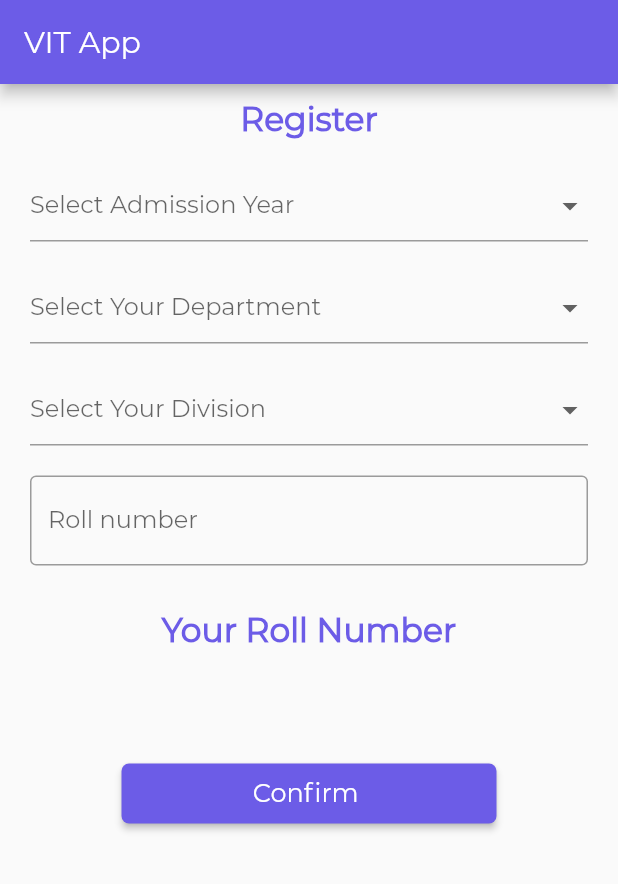
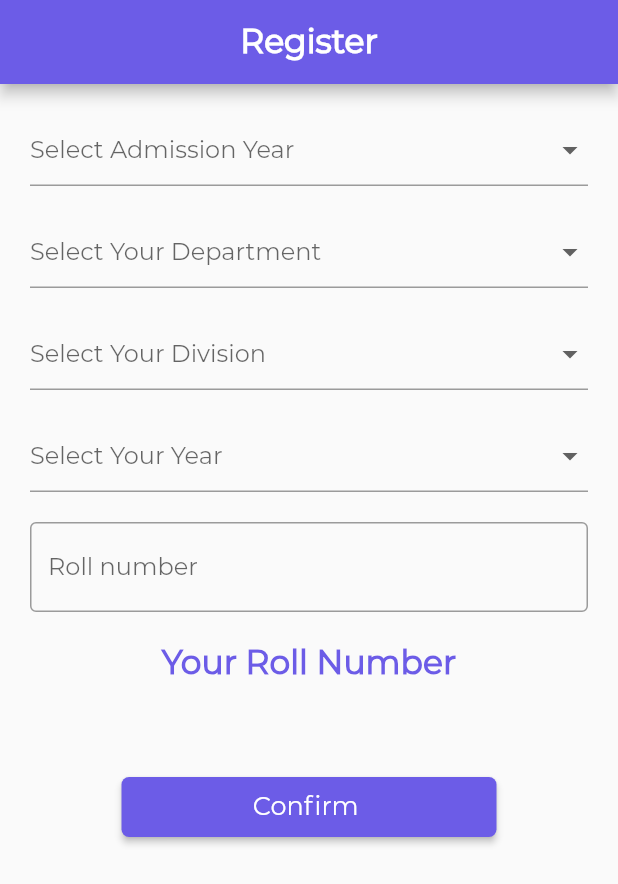
Before and after one commit to mrpandey1/vit_app, a Flutter app: the StudentRegistration screen opened directly, on a phone screen of 412 x 824 dp. Shown: the top 884 px of the screen. Run offline on Flutter 3.47's test engine with Material 2 defaults, Android fonts, the phone set to English and light mode, and no system bars; our stand-ins replace cloud_firestore, firebase_auth, firebase_core, flutter_spinkit, image_picker; accounts and stored records are empty.

Commit message:
updated student registration

```diff
--- a/lib/src/screens/HomePage.dart
+++ b/lib/src/screens/HomePage.dart
@@ -15,6 +15,7 @@ import 'package:vit_app/src/screens/StudentRegistration.dart';
 import 'package:vit_app/src/screens/Timeline.dart';
 
 final userRef = FirebaseFirestore.instance.collection('users');
+final studentRef = FirebaseFirestore.instance.collection('students');
 VITUser currentUser;
 
 class HomePage extends StatefulWidget {
--- a/lib/src/screens/StudentRegistration.dart
+++ b/lib/src/screens/StudentRegistration.dart
@@ -5,6 +5,7 @@ import 'package:flutter/cupertino.dart';
 import 'package:flutter/material.dart';
 import 'package:vit_app/src/constants.dart';
 import 'package:vit_app/src/screens/HomePage.dart';
+import 'package:vit_app/src/shared/header.dart';
 
 class StudentRegistration extends StatefulWidget {
   @override
@@ -15,6 +16,7 @@ class _StudentRegistrationState extends State<StudentRegistration> {
   List admissionYear = [16, 17, 18, 19, 20];
   List departments = ['INFT'];
   List divisions = ['A', 'B'];
+  List years = ['First', 'Second', 'Third', 'Fourth'];
 
   var deptMap = <String, int>{
     'INFT': 101,
@@ -23,6 +25,7 @@ class _StudentRegistrationState extends State<StudentRegistration> {
   int admissionYearValue;
   String departmentValue;
   String divisionValue;
+  String yearValue;
   String roll = '';
 
   final _formKey = GlobalKey<FormState>();
@@ -38,27 +41,18 @@ class _StudentRegistrationState extends State<StudentRegistration> {
         key: _formKey,
         child: Scaffold(
           key: _scaffoldKey,
-          appBar: AppBar(
-            title: Text('VIT App'),
-            automaticallyImplyLeading: false,
+          appBar: header(
+            context,
+            isAppTitle: false,
+            isCenterTitle: true,
+            titleText: 'Register',
+            bold: true,
           ),
           body: ListView(
             children: [
               Column(
                 crossAxisAlignment: CrossAxisAlignment.center,
                 children: [
-                  Center(
-                    child: Container(
-                      padding: EdgeInsets.only(top: 10.0),
-                      child: Text(
-                        'Register',
-                        style: TextStyle(
-                            color: kPrimaryColor,
-                            fontSize: 22.0,
-                            fontWeight: FontWeight.bold),
-                      ),
-                    ),
-                  ),
                   SizedBox(height: 20.0),
                   Column(
                     children: [
@@ -76,6 +70,11 @@ class _StudentRegistrationState extends State<StudentRegistration> {
                           hintText: 'Select Your Division',
                           type: 'division',
                           valueMap: divisions),
+                      SizedBox(height: 20.0),
+                      getDropDown(
+                          hintText: 'Select Your Year',
+                          type: 'year',
+                          valueMap: years),
                       SizedBox(height: 20.0),
                       Container(
                         padding: EdgeInsets.only(left: 20.0, right: 20.0),
@@ -96,7 +95,7 @@ class _StudentRegistrationState extends State<StudentRegistration> {
                       ),
                     ],
                   ),
-                  SizedBox(height: 30.0),
+                  SizedBox(height: 20.0),
                   Container(
                     child: Text(
                       'Your Roll Number',
@@ -108,7 +107,7 @@ class _StudentRegistrationState extends State<StudentRegistration> {
                     ),
                   ),
                   SizedBox(
-                    height: 20.0,
+                    height: 8.0,
                   ),
                   Container(
                     child: Text(
@@ -185,6 +184,11 @@ class _StudentRegistrationState extends State<StudentRegistration> {
                   divisionValue = value;
                   break;
                 }
+
+              case 'year':
+                {
+                  yearValue = value;
+                }
             }
           });
         },
@@ -220,11 +224,24 @@ class _StudentRegistrationState extends State<StudentRegistration> {
       // ----------- IF ROLL NUMBER IS ALREADY IN USE ------------
       _scaffoldKey.currentState.showSnackBar(failureSnackBar);
     } else {
-      await userRef.doc(currentUser.id).update({
+      DocumentSnapshot documentSnapshot =
+          await userRef.doc(currentUser.id).get();
+
+      await studentRef
+          .doc(departmentValue)
+          .collection('$yearValue')
+          .doc(currentUser.id)
+          .set({
         'isRegistered': true,
         'rollNumber':
             '$admissionYearValue${deptMap[departmentValue]}$divisionValue$roll',
+        ...documentSnapshot.data(),
       });
+
+      await userRef.doc(currentUser.id).update({
+        'isRegistered': true,
+      });
+
       _scaffoldKey.currentState.showSnackBar(successSnackBar);
       Timer(Duration(seconds: 2), () {
         Navigator.pushReplacement(
```
